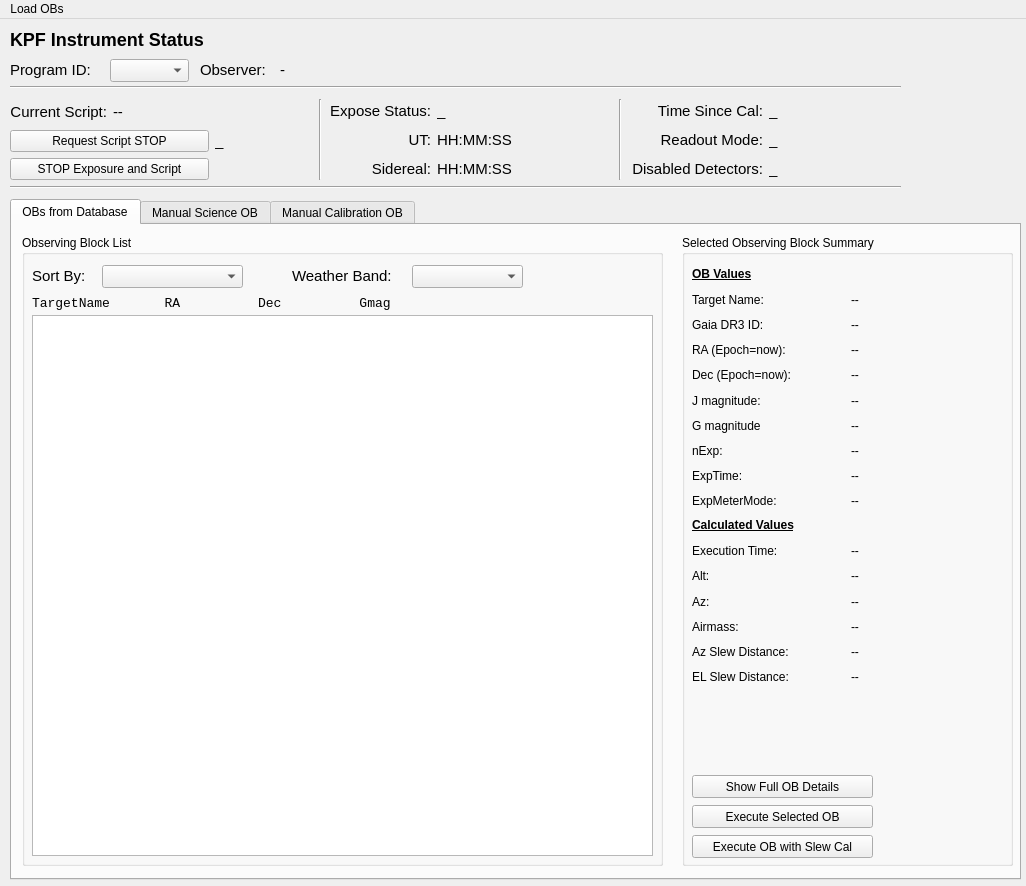
Above: kpf/OB_GUI/KPF_OB_GUI.ui from KeckObservatory/KPFTranslator before the change. Below: the same form after it.
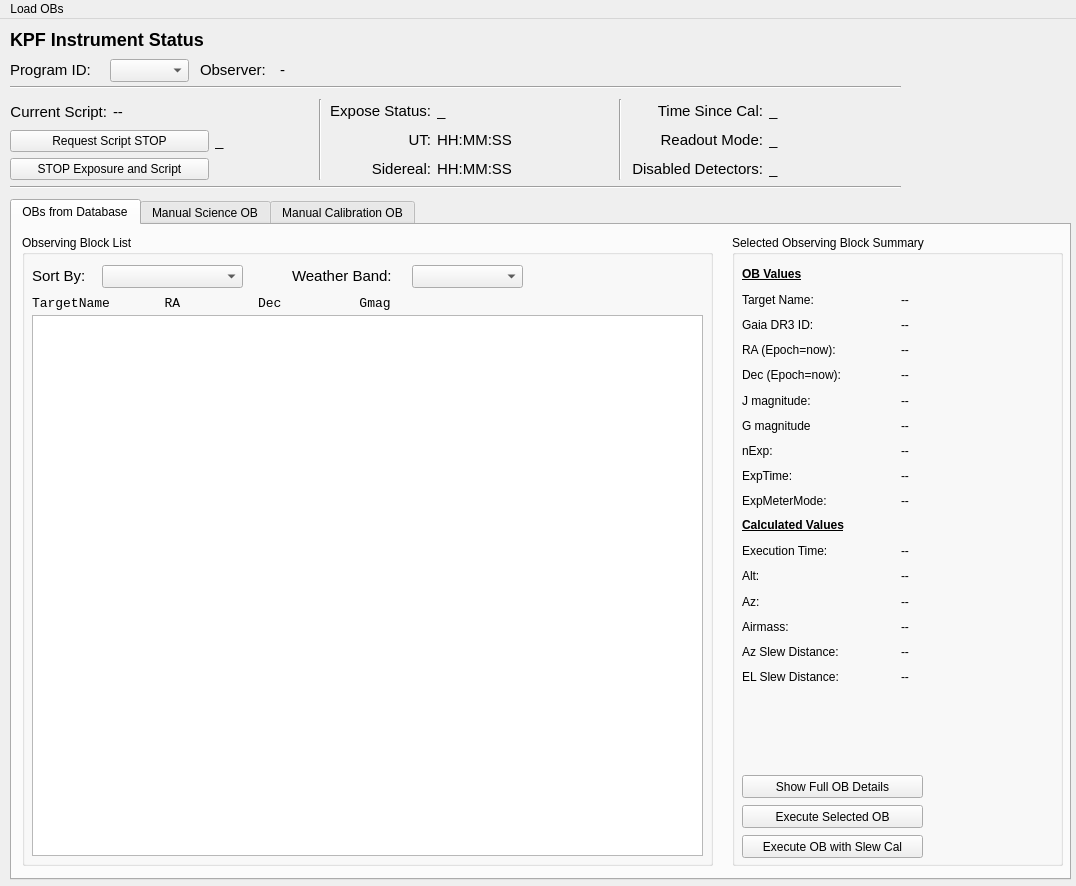
That is the form after the change.

Commit message: Add display of alt, az. Handle selection on sort

Patch:
```diff
--- a/kpf/OB_GUI/KPF_OB_GUI.ui
+++ b/kpf/OB_GUI/KPF_OB_GUI.ui
@@ -6,7 +6,7 @@
    <rect>
     <x>0</x>
     <y>0</y>
-    <width>1026</width>
+    <width>1076</width>
     <height>886</height>
    </rect>
   </property>
@@ -364,7 +364,7 @@
      <rect>
       <x>10</x>
       <y>180</y>
-      <width>1011</width>
+      <width>1061</width>
       <height>681</height>
      </rect>
     </property>
@@ -380,7 +380,7 @@
        <rect>
         <x>10</x>
         <y>10</y>
-        <width>641</width>
+        <width>691</width>
         <height>631</height>
        </rect>
       </property>
@@ -420,7 +420,7 @@
         <rect>
          <x>10</x>
          <y>80</y>
-         <width>621</width>
+         <width>671</width>
          <height>541</height>
         </rect>
        </property>
@@ -485,7 +485,7 @@
      <widget class="QGroupBox" name="groupBox_2">
       <property name="geometry">
        <rect>
-        <x>670</x>
+        <x>720</x>
         <y>10</y>
         <width>331</width>
         <height>631</height>
@@ -1099,7 +1099,7 @@
     <rect>
      <x>0</x>
      <y>0</y>
-     <width>1026</width>
+     <width>1076</width>
      <height>20</height>
     </rect>
    </property>
```
The commit also changes 1 other file.
